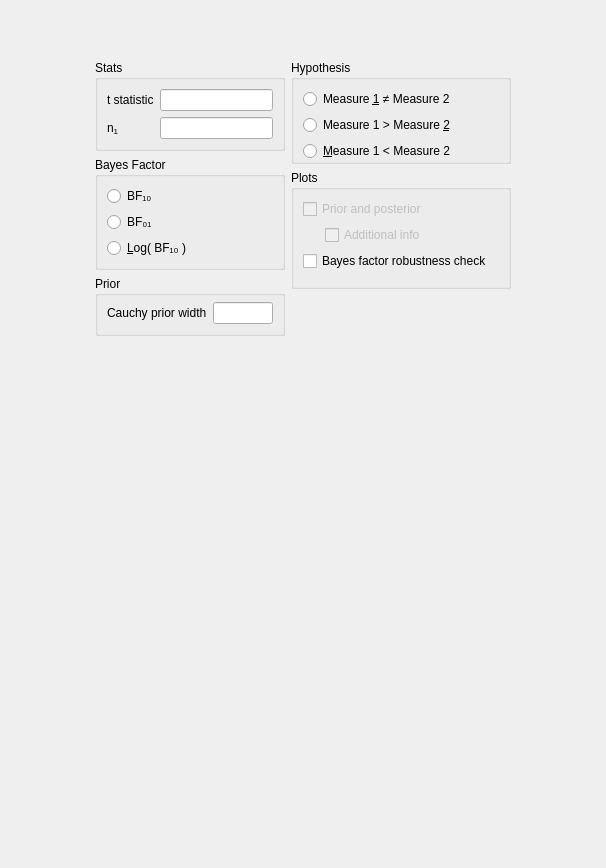
First picture: the form in JASP-Desktop/analysisforms/bffromtpairedsamplesform.ui, repository jasp-stats/jasp-desktop, before the edit.
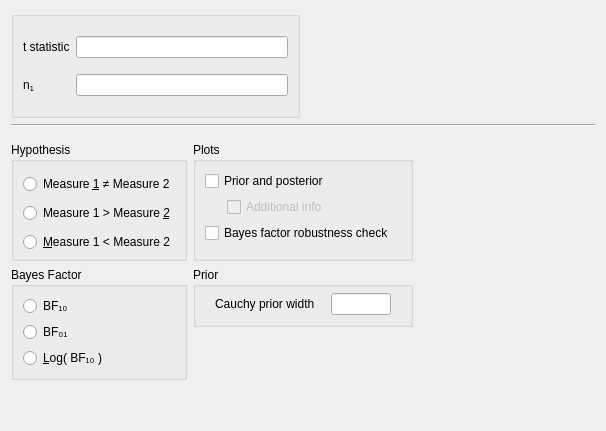
Second picture: the form after the edit. Custom widgets are drawn as their Qt base class.

Commit message: Sum Stats Toolbox: UI tweeks

Diff of the .ui file:
```diff
--- a/JASP-Desktop/analysisforms/bffromtpairedsamplesform.ui
+++ b/JASP-Desktop/analysisforms/bffromtpairedsamplesform.ui
@@ -7,7 +7,7 @@
     <x>0</x>
     <y>0</y>
     <width>606</width>
-    <height>868</height>
+    <height>431</height>
    </rect>
   </property>
   <property name="sizePolicy">
@@ -20,10 +20,59 @@
    <string>Form</string>
   </property>
   <layout class="QGridLayout" name="gridLayout">
-   <property name="verticalSpacing">
-    <number>0</number>
-   </property>
+   <item row="0" column="0">
+    <widget class="BoundGroupBox" name="missingValues">
+     <property name="title">
+      <string/>
+     </property>
+     <property name="flat">
+      <bool>false</bool>
+     </property>
+     <layout class="QGridLayout" name="gridLayout_6">
+      <item row="0" column="1">
+       <widget class="BoundTextBox" name="tStatistic"/>
+      </item>
+      <item row="1" column="1">
+       <widget class="BoundTextBox" name="n1Size"/>
+      </item>
+      <item row="0" column="0">
+       <widget class="QLabel" name="label_2">
+        <property name="text">
+         <string>t statistic</string>
+        </property>
+       </widget>
+      </item>
    <item row="1" column="0">
+       <widget class="QLabel" name="label_3">
+        <property name="text">
+         <string>n&lt;sub&gt;1&lt;/sub&gt;</string>
+        </property>
+       </widget>
+      </item>
+     </layout>
+    </widget>
+   </item>
+   <item row="0" column="1">
+    <spacer name="horizontalSpacer_2">
+     <property name="orientation">
+      <enum>Qt::Horizontal</enum>
+     </property>
+     <property name="sizeHint" stdset="0">
+      <size>
+       <width>40</width>
+       <height>20</height>
+      </size>
+     </property>
+    </spacer>
+   </item>
+   <item row="1" column="0" colspan="2">
+    <widget class="Line" name="line">
+     <property name="orientation">
+      <enum>Qt::Horizontal</enum>
+     </property>
+    </widget>
+   </item>
+   <item row="2" column="0" colspan="2">
     <widget class="QWidget" name="gridWidget" native="true">
      <property name="sizePolicy">
       <sizepolicy hsizetype="Fixed" vsizetype="Fixed">
@@ -41,8 +90,29 @@
       <property name="bottomMargin">
        <number>0</number>
       </property>
-      <item row="0" column="0">
-       <spacer name="verticalSpacer_3">
+      <item row="1" column="1">
+       <widget class="QWidget" name="widget_3" native="true">
+        <property name="sizePolicy">
+         <sizepolicy hsizetype="Preferred" vsizetype="Preferred">
+          <horstretch>0</horstretch>
+          <verstretch>0</verstretch>
+         </sizepolicy>
+        </property>
+        <layout class="QGridLayout" name="gridLayout_2">
+         <property name="leftMargin">
+          <number>0</number>
+         </property>
+         <property name="topMargin">
+          <number>0</number>
+         </property>
+         <property name="rightMargin">
+          <number>0</number>
+         </property>
+         <property name="bottomMargin">
+          <number>0</number>
+         </property>
+         <item row="4" column="0">
+          <spacer name="verticalSpacer_4">
         <property name="orientation">
          <enum>Qt::Vertical</enum>
         </property>
@@ -54,7 +124,57 @@
         </property>
        </spacer>
       </item>
-      <item row="2" column="0">
+         <item row="0" column="0">
+          <widget class="GroupBox" name="groupBox">
+           <property name="title">
+            <string>Prior</string>
+           </property>
+           <layout class="QGridLayout" name="gridLayout_11">
+            <property name="topMargin">
+             <number>6</number>
+            </property>
+            <item row="0" column="0">
+             <widget class="QLabel" name="label">
+              <property name="sizePolicy">
+               <sizepolicy hsizetype="Fixed" vsizetype="Fixed">
+                <horstretch>0</horstretch>
+                <verstretch>0</verstretch>
+               </sizepolicy>
+              </property>
+              <property name="text">
+               <string>Cauchy prior width</string>
+              </property>
+             </widget>
+            </item>
+            <item row="0" column="1">
+             <widget class="BoundTextBox" name="priorWidth">
+              <property name="sizePolicy">
+               <sizepolicy hsizetype="Fixed" vsizetype="Preferred">
+                <horstretch>0</horstretch>
+                <verstretch>0</verstretch>
+               </sizepolicy>
+              </property>
+              <property name="minimumSize">
+               <size>
+                <width>60</width>
+                <height>0</height>
+               </size>
+              </property>
+              <property name="maximumSize">
+               <size>
+                <width>60</width>
+                <height>16777215</height>
+               </size>
+              </property>
+             </widget>
+            </item>
+           </layout>
+          </widget>
+         </item>
+        </layout>
+       </widget>
+      </item>
+      <item row="1" column="0">
        <widget class="QWidget" name="widget_2" native="true">
         <property name="maximumSize">
          <size>
@@ -139,38 +259,6 @@
            </layout>
           </widget>
          </item>
-         <item row="4" column="0">
-          <widget class="BoundGroupBox" name="missingValues">
-           <property name="title">
-            <string>Stats</string>
-           </property>
-           <property name="flat">
-            <bool>false</bool>
-           </property>
-           <layout class="QGridLayout" name="gridLayout_6">
-            <item row="0" column="1">
-             <widget class="BoundTextBox" name="tStatistic"/>
-            </item>
-            <item row="1" column="1">
-             <widget class="BoundTextBox" name="n1Size"/>
-            </item>
-            <item row="0" column="0">
-             <widget class="QLabel" name="label_2">
-              <property name="text">
-               <string>t statistic</string>
-              </property>
-             </widget>
-            </item>
-            <item row="1" column="0">
-             <widget class="QLabel" name="label_3">
-              <property name="text">
-               <string>n&lt;sub&gt;1&lt;/sub&gt;</string>
-              </property>
-             </widget>
-            </item>
-           </layout>
-          </widget>
-         </item>
          <item row="7" column="0">
           <spacer name="verticalSpacer">
            <property name="orientation">
@@ -184,78 +272,10 @@
            </property>
           </spacer>
          </item>
-         <item row="6" column="0">
-          <widget class="GroupBox" name="groupBox">
-           <property name="title">
-            <string>Prior</string>
-           </property>
-           <layout class="QGridLayout" name="gridLayout_11">
-            <property name="topMargin">
-             <number>6</number>
-            </property>
+        </layout>
+       </widget>
+      </item>
             <item row="0" column="0">
-             <widget class="QLabel" name="label">
-              <property name="sizePolicy">
-               <sizepolicy hsizetype="Fixed" vsizetype="Fixed">
-                <horstretch>0</horstretch>
-                <verstretch>0</verstretch>
-               </sizepolicy>
-              </property>
-              <property name="text">
-               <string>Cauchy prior width</string>
-              </property>
-             </widget>
-            </item>
-            <item row="0" column="1">
-             <widget class="BoundTextBox" name="priorWidth">
-              <property name="sizePolicy">
-               <sizepolicy hsizetype="Fixed" vsizetype="Preferred">
-                <horstretch>0</horstretch>
-                <verstretch>0</verstretch>
-               </sizepolicy>
-              </property>
-              <property name="minimumSize">
-               <size>
-                <width>60</width>
-                <height>0</height>
-               </size>
-              </property>
-              <property name="maximumSize">
-               <size>
-                <width>60</width>
-                <height>16777215</height>
-               </size>
-              </property>
-             </widget>
-            </item>
-           </layout>
-          </widget>
-         </item>
-        </layout>
-       </widget>
-      </item>
-      <item row="2" column="1">
-       <widget class="QWidget" name="widget_3" native="true">
-        <property name="sizePolicy">
-         <sizepolicy hsizetype="Preferred" vsizetype="Preferred">
-          <horstretch>0</horstretch>
-          <verstretch>0</verstretch>
-         </sizepolicy>
-        </property>
-        <layout class="QGridLayout" name="gridLayout_2">
-         <property name="leftMargin">
-          <number>0</number>
-         </property>
-         <property name="topMargin">
-          <number>0</number>
-         </property>
-         <property name="rightMargin">
-          <number>0</number>
-         </property>
-         <property name="bottomMargin">
-          <number>0</number>
-         </property>
-         <item row="2" column="0">
           <widget class="BoundGroupBox" name="hypothesis">
            <property name="title">
             <string>Hypothesis</string>
@@ -267,19 +287,6 @@
             <property name="bottomMargin">
              <number>0</number>
             </property>
-            <item row="1" column="1">
-             <spacer name="horizontalSpacer">
-              <property name="orientation">
-               <enum>Qt::Horizontal</enum>
-              </property>
-              <property name="sizeHint" stdset="0">
-               <size>
-                <width>40</width>
-                <height>20</height>
-               </size>
-              </property>
-             </spacer>
-            </item>
             <item row="2" column="0">
              <widget class="QRadioButton" name="_3oneTailedLessThan">
               <property name="sizePolicy">
@@ -322,7 +329,7 @@
            </layout>
           </widget>
          </item>
-         <item row="3" column="0">
+      <item row="0" column="1">
           <widget class="GroupBox" name="plotsGroup">
            <property name="title">
             <string>Plots</string>
@@ -331,7 +338,7 @@
             <item row="0" column="0" colspan="3">
              <widget class="BoundCheckBox" name="plotPriorAndPosterior">
               <property name="enabled">
-               <bool>false</bool>
+            <bool>true</bool>
               </property>
               <property name="sizePolicy">
                <sizepolicy hsizetype="Fixed" vsizetype="Fixed">
@@ -386,37 +393,8 @@
            </layout>
           </widget>
          </item>
-         <item row="4" column="0">
-          <spacer name="verticalSpacer_4">
-           <property name="orientation">
-            <enum>Qt::Vertical</enum>
-           </property>
-           <property name="sizeHint" stdset="0">
-            <size>
-             <width>20</width>
-             <height>40</height>
-            </size>
-           </property>
-          </spacer>
-         </item>
-        </layout>
-       </widget>
-      </item>
-     </layout>
-    </widget>
-   </item>
-   <item row="2" column="0">
-    <spacer name="verticalSpacer_2">
-     <property name="orientation">
-      <enum>Qt::Vertical</enum>
-     </property>
-     <property name="sizeHint" stdset="0">
-      <size>
-       <width>20</width>
-       <height>40</height>
-      </size>
-     </property>
-    </spacer>
+     </layout>
+    </widget>
    </item>
   </layout>
  </widget>
```
Left out of the diff: 26 changed lines with no effect on the pictures. Lines whose indentation alone changed are shown as unchanged. The commit also changes 4 other files.
